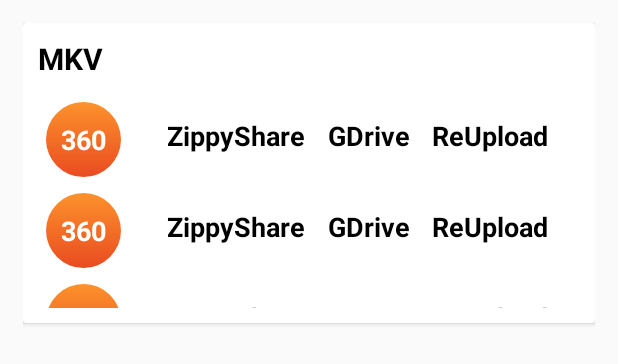
After one commit to hidayatullah191001/SafeSavings, an Android app: the layout item_download.xml on its own in the app's theme, with its tools: preview values and no code run, on a phone screen of 412 x 824 dp. The commit adds this screen. Shown: the top 364 px of the screen. Run offline under Robolectric (Android 15) with nearby library versions, the phone set to English and light mode, and no system bars.

Commit message:
Penambahan Detail 2

```diff
--- a/app/src/main/java/com/example/safesavings/rest/ApiEndPoint.java
+++ b/app/src/main/java/com/example/safesavings/rest/ApiEndPoint.java
@@ -3,6 +3,7 @@
 import retrofit2.Call;
 import com.example.safesavings.model.Response;
 import com.example.safesavings.model.ResponseDetail;
+import com.example.safesavings.model.ResponseDetailEps;
 import com.example.safesavings.model.ResponseList;
 
 import retrofit2.http.GET;
@@ -21,4 +22,7 @@
 
     @GET("/anime/{id}/")
     Call<ResponseDetail> getDataDetailAnime(@Path("id") String id);
+
+    @GET("/anime/eps/{id}/")
+    Call<ResponseDetailEps> getDataDetailEpsAnime(@Path("id") String id);
 }
--- /dev/null
+++ b/app/src/main/res/layout/item_download.xml
@@ -0,0 +1,39 @@
+<?xml version="1.0" encoding="utf-8"?>
+<RelativeLayout xmlns:android="http://schemas.android.com/apk/res/android"
+    android:layout_width="match_parent"
+    android:layout_height="wrap_content"
+    xmlns:tools="http://schemas.android.com/tools"
+    android:orientation="vertical"
+    android:padding="15dp">
+
+    <androidx.cardview.widget.CardView
+        android:id="@+id/cardeps"
+        android:layout_width="match_parent"
+        android:layout_marginBottom="10dp"
+        android:layout_height="wrap_content">
+
+        <RelativeLayout
+            android:layout_width="match_parent"
+            android:layout_height="200dp"
+            android:padding="10dp">
+            <TextView
+                android:id="@+id/format"
+                android:layout_width="wrap_content"
+                android:layout_height="wrap_content"
+                android:text="MKV"
+                android:textSize="20sp"
+                android:textStyle="bold"
+                android:textColor="@color/black"/>
+
+            <androidx.recyclerview.widget.RecyclerView
+                android:layout_width="match_parent"
+                android:layout_height="wrap_content"
+                android:layout_below="@+id/format"
+                android:layout_marginTop="10dp"
+                tools:listitem="@layout/item_eps"/>
+
+        </RelativeLayout>
+
+    </androidx.cardview.widget.CardView>
+
+</RelativeLayout>
--- /dev/null
+++ b/app/src/main/res/layout/item_eps.xml
@@ -0,0 +1,56 @@
+<?xml version="1.0" encoding="utf-8"?>
+<RelativeLayout xmlns:android="http://schemas.android.com/apk/res/android"
+    android:layout_width="match_parent"
+    android:padding="5dp"
+    android:layout_height="wrap_content">
+
+    <TextView
+        android:id="@+id/quality"
+        android:layout_width="wrap_content"
+        android:layout_height="wrap_content"
+        android:background="@drawable/shape_view_detail"
+        android:gravity="center"
+        android:text="360"
+        android:textColor="@color/white"
+        android:textSize="18sp"
+        android:textStyle="bold" />
+
+    <TextView
+        android:id="@+id/zippyshare"
+        android:layout_width="wrap_content"
+        android:layout_height="wrap_content"
+        android:layout_marginStart="30dp"
+        android:layout_marginTop="10dp"
+        android:layout_toRightOf="@id/quality"
+        android:gravity="center"
+        android:text="ZippyShare"
+        android:textColor="@color/black"
+        android:textSize="18sp"
+        android:textStyle="bold"/>
+
+    <TextView
+        android:id="@+id/gdrive"
+        android:layout_width="wrap_content"
+        android:layout_height="wrap_content"
+        android:layout_marginStart="15dp"
+        android:layout_marginTop="10dp"
+        android:layout_toRightOf="@id/zippyshare"
+        android:gravity="center"
+        android:text="GDrive"
+        android:textColor="@color/black"
+        android:textSize="18sp"
+        android:textStyle="bold"/>
+
+    <TextView
+        android:id="@+id/reupload"
+        android:layout_width="wrap_content"
+        android:layout_height="wrap_content"
+        android:layout_marginStart="15dp"
+        android:layout_marginTop="10dp"
+        android:layout_toRightOf="@id/gdrive"
+        android:gravity="center"
+        android:text="ReUpload"
+        android:textColor="@color/black"
+        android:textSize="18sp"
+        android:textStyle="bold" />
+</RelativeLayout>
--- a/app/src/main/res/values/strings.xml
+++ b/app/src/main/res/values/strings.xml
@@ -3,6 +3,6 @@
     <string name="search">Search</string>
     <string name="tentang_aplikasi">Filme merupakan aplikasi film anime yang terlengkap dan selalu ter update
     setiap harinya. Aplikasi ini dibuat berdasarkan laman samehadaku.care.</string>
-<!-- TODO: Remove or change this placeholder text -->
+    <!-- TODO: Remove or change this placeholder text -->
     <string name="hello_blank_fragment">Hello blank fragment</string>
 </resources>
```
Also changed, not shown: app/src/main/AndroidManifest.xml (+12 -14 lines), app/src/main/java/com/example/safesavings/adapter/ListEpisodeAnimeAdapter.java (+31 -0 lines), app/src/main/java/com/example/safesavings/model/Datum.java (added, +30 -0 lines), app/src/main/java/com/example/safesavings/model/DetailAnimeEps.java (added, +42 -0 lines), app/src/main/java/com/example/safesavings/model/DownloadEp.java (added, +32 -0 lines), app/src/main/java/com/example/safesavings/model/Link.java (added, +41 -0 lines), app/src/main/java/com/example/safesavings/model/ResponseDetailEps.java (added, +76 -0 lines).
